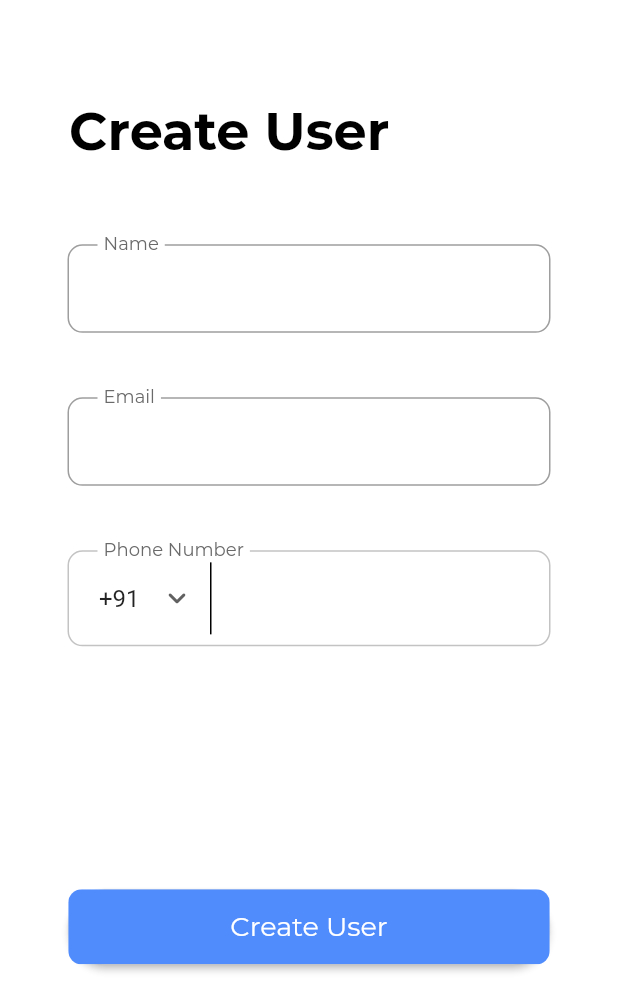
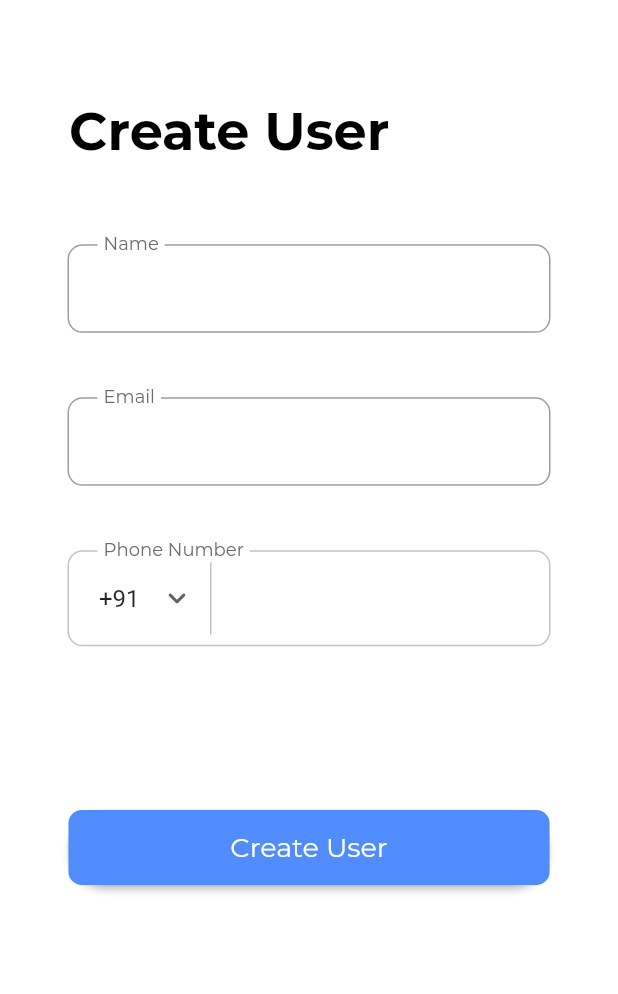
Before and after one commit to eeshashetty/Home-Automation-System, a Flutter app: the screen it shows after launch, after a tap on "Get Started", on a phone screen of 412 x 824 dp, the part 242-1236 px from its top. Run offline on Flutter 3.47's test engine with Material 2 defaults, Android fonts, the phone set to English and light mode, and no system bars; our stand-ins replace flutter_bluetooth_serial.

Commit message:
Fixed Spacing

```diff
--- a/lib/main.dart
+++ b/lib/main.dart
@@ -79,7 +79,7 @@ class _MyHomePageState extends State<MyHomePage> {
                 ),
                 ],
             ),
-                SizedBox(height: 155,),
+                SizedBox(height: MediaQuery.of(context).size.height*0.13,),
                 Container(
                   height: 50.0,
                   child: RaisedButton(
--- a/lib/routes/signup.dart
+++ b/lib/routes/signup.dart
@@ -136,7 +136,7 @@ class _State extends State<SignUp> {
                           padding: EdgeInsets.only(right: 10),
                           decoration: BoxDecoration(
                             border: Border(
-                                right: BorderSide(color: Colors.black)
+                                right: BorderSide(color: Color(0xffC3C3C3))
                             ),
                           ),
                           child: DropdownButtonHideUnderline(
@@ -203,7 +203,7 @@ class _State extends State<SignUp> {
                     ),
                   ),
           ),
-          SizedBox(height: 160,),
+          SizedBox(height: MediaQuery.of(context).size.height*0.13,),
           Container(
             height: 50.0,
             child: RaisedButton(
```
